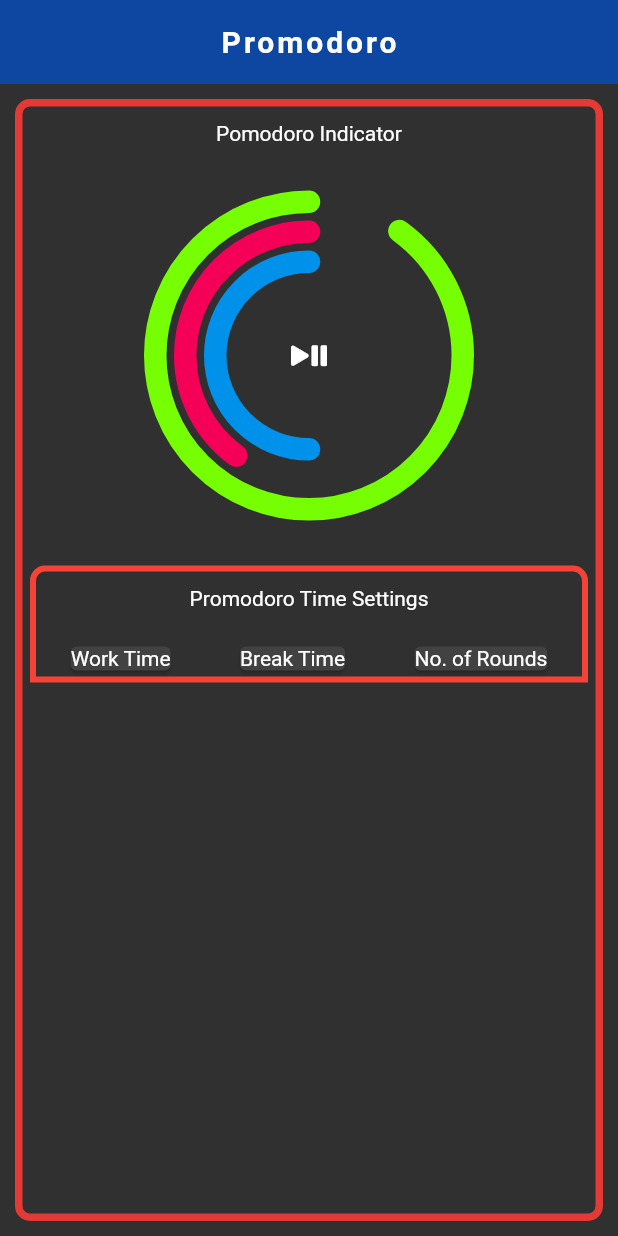
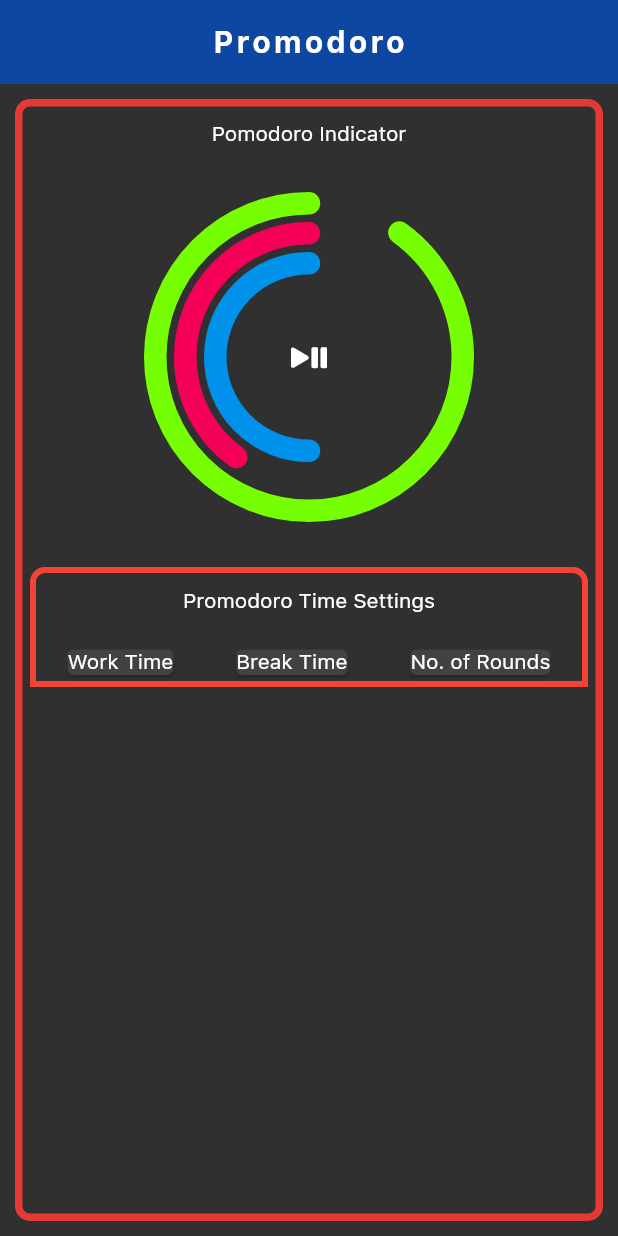
Before and after one commit to Chandram-Dutta/Promodoro, a Flutter app: the screen it shows after launch, on a phone screen of 412 x 824 dp. Run offline on Flutter 3.47's test engine with Material 2 defaults, Android fonts, the phone set to English and light mode, and no system bars; drawn by our look-alikes of percent_indicator.

Commit message:
-Font Changed to SF

```diff
--- a/lib/main.dart
+++ b/lib/main.dart
@@ -14,6 +14,7 @@ class MyApp extends StatelessWidget {
       debugShowCheckedModeBanner: false,
       title: 'Promodoro',
       theme: ThemeData(
+          fontFamily: "SF",
           brightness: Brightness.dark,
           primaryColor: Colors.blue[900],
           accentColor: Colors.red[600]),
```
Also changed, not shown: pubspec.yaml (+8 -6 lines), assets/fonts/SFUIText-Bold.ttf (added), assets/fonts/SFUIText-Regular.ttf (added), assets/fonts/SFUIText-SemiboldItalic.ttf (added).
